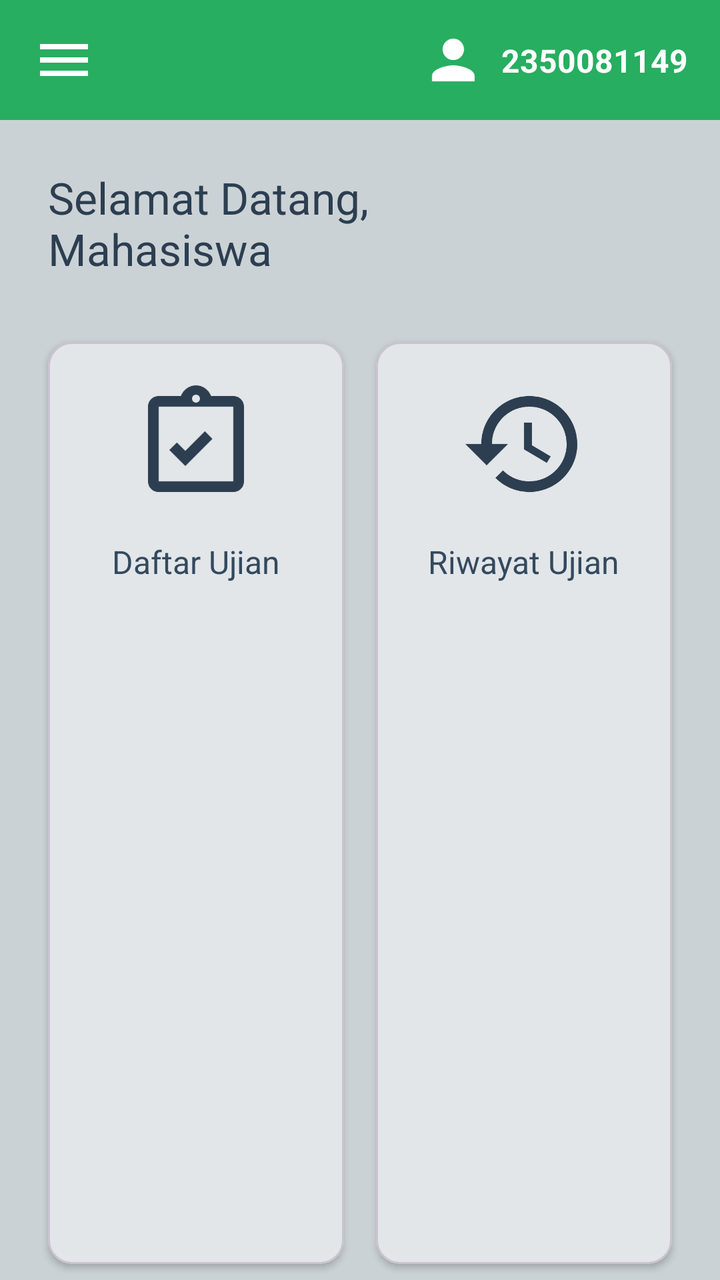
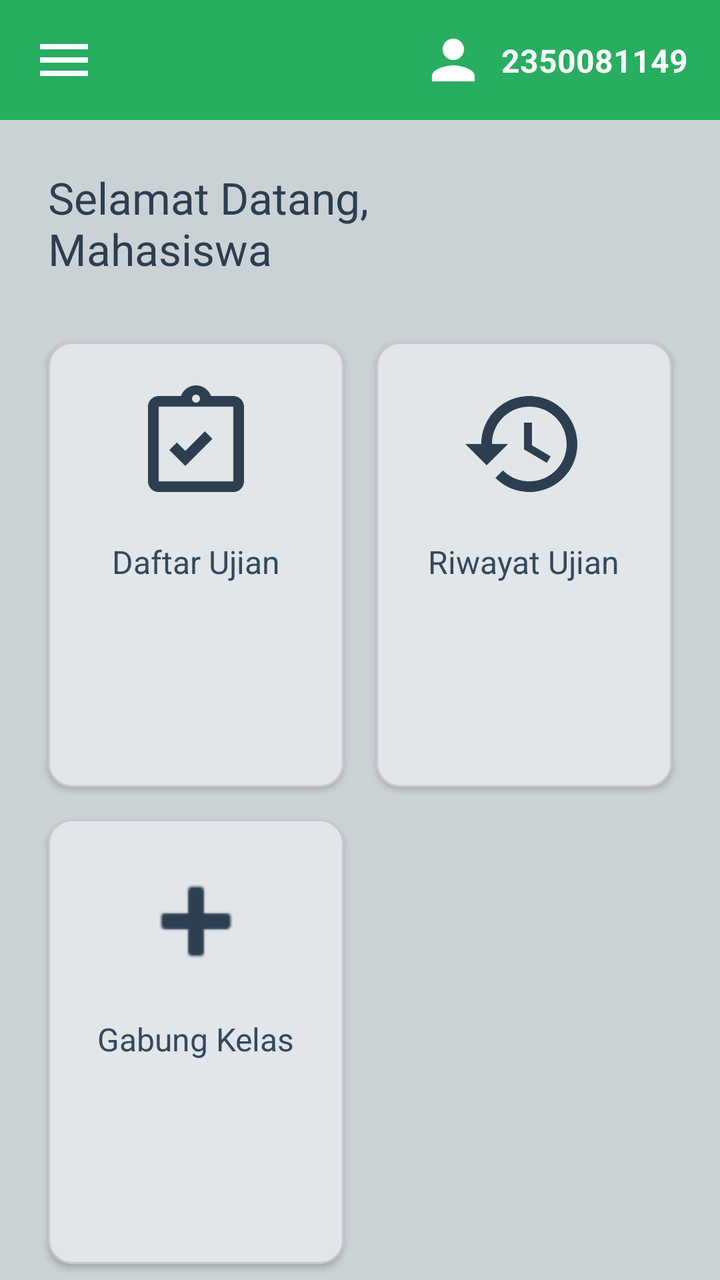

The first picture is an Android layout as it rendered before a commit; the second is the same layout after the commit. The layout source and the unified diff follow.
<!-- AndroidManifest.xml: application theme Theme.IFUnjaniExam -->
<!-- res/layout/activity_dashboard_mahasiswa.xml -->
<?xml version="1.0" encoding="utf-8"?>
<androidx.constraintlayout.widget.ConstraintLayout xmlns:android="http://schemas.android.com/apk/res/android"
    xmlns:app="http://schemas.android.com/apk/res-auto"
    xmlns:tools="http://schemas.android.com/tools"
    android:layout_width="match_parent"
    android:layout_height="match_parent"
    android:background="#cbd2d6"
    tools:context=".MahasiswaDashboardActivity">

    
    <androidx.constraintlayout.widget.ConstraintLayout
        android:id="@+id/topBar"
        android:layout_width="match_parent"
        android:layout_height="60dp"
        android:background="#27ae60"
        app:layout_constraintTop_toTopOf="parent">

        <ImageView
            android:id="@+id/ivMenu"
            android:layout_width="32dp"
            android:layout_height="32dp"
            android:layout_marginStart="16dp"
            android:src="@drawable/ic_menu"
            app:layout_constraintBottom_toBottomOf="parent"
            app:layout_constraintStart_toStartOf="parent"
            app:layout_constraintTop_toTopOf="parent"
            android:contentDescription="Menu" />

        <TextView
            android:id="@+id/tvNimHeader"
            android:layout_width="wrap_content"
            android:layout_height="wrap_content"
            android:layout_marginEnd="16dp"
            android:text="2350081149"
            android:textColor="@android:color/white"
            android:textSize="16sp"
            android:textStyle="bold"
            app:layout_constraintBottom_toBottomOf="parent"
            app:layout_constraintEnd_toEndOf="parent"
            app:layout_constraintTop_toTopOf="parent" />

        <ImageView
            android:id="@+id/ivPerson"
            android:layout_width="32dp"
            android:layout_height="32dp"
            android:layout_marginEnd="8dp"
            android:background="@drawable/ic_person"
            app:layout_constraintBottom_toBottomOf="parent"
            app:layout_constraintEnd_toStartOf="@+id/tvNimHeader"
            app:layout_constraintTop_toTopOf="parent"
            android:contentDescription="Profile" />
    </androidx.constraintlayout.widget.ConstraintLayout>

    
    <TextView
        android:id="@+id/tvWelcome"
        android:layout_width="0dp"
        android:layout_height="wrap_content"
        android:layout_margin="24dp"
        android:text="Selamat Datang,\nMahasiswa"
        android:textColor="#2c3e50"
        android:textSize="22sp"
        android:textStyle="normal"
        app:layout_constraintEnd_toEndOf="parent"
        app:layout_constraintStart_toStartOf="parent"
        app:layout_constraintTop_toBottomOf="@+id/topBar" />

    
    <GridLayout
        android:layout_width="match_parent"
        android:layout_height="0dp"
        android:layout_marginHorizontal="16dp"
        android:layout_marginTop="24dp"
        android:columnCount="2"
        android:rowCount="3"
        app:layout_constraintBottom_toBottomOf="parent"
        app:layout_constraintTop_toBottomOf="@+id/tvWelcome">

        
        <com.google.android.material.card.MaterialCardView
            android:id="@+id/cardDaftarUjian"
            android:layout_width="0dp"
            android:layout_height="wrap_content"
            android:layout_rowWeight="1"
            android:layout_columnWeight="1"
            android:layout_margin="8dp"
            app:cardBackgroundColor="#e2e6e9"
            app:cardCornerRadius="12dp"
            app:cardElevation="2dp">

            <LinearLayout
                android:layout_width="match_parent"
                android:layout_height="140dp"
                android:gravity="center"
                android:orientation="vertical"
                android:padding="16dp">

                <ImageView
                    android:layout_width="64dp"
                    android:layout_height="64dp"
                    android:src="@drawable/ic_assignment" />

                <TextView
                    android:layout_width="wrap_content"
                    android:layout_height="wrap_content"
                    android:layout_marginTop="16dp"
                    android:text="Daftar Ujian"
                    android:textColor="#34495e"
                    android:textSize="16sp" />
            </LinearLayout>
        </com.google.android.material.card.MaterialCardView>

        
        <com.google.android.material.card.MaterialCardView
            android:id="@+id/cardRiwayatUjian"
            android:layout_width="0dp"
            android:layout_height="wrap_content"
            android:layout_rowWeight="1"
            android:layout_columnWeight="1"
            android:layout_margin="8dp"
            app:cardBackgroundColor="#e2e6e9"
            app:cardCornerRadius="12dp"
            app:cardElevation="2dp">

            <LinearLayout
                android:layout_width="match_parent"
                android:layout_height="140dp"
                android:gravity="center"
                android:orientation="vertical"
                android:padding="16dp">

                <ImageView
                    android:layout_width="64dp"
                    android:layout_height="64dp"
                    android:src="@drawable/ic_history" />

                <TextView
                    android:layout_width="wrap_content"
                    android:layout_height="wrap_content"
                    android:layout_marginTop="16dp"
                    android:text="Riwayat Ujian"
                    android:textColor="#34495e"
                    android:textSize="16sp" />
            </LinearLayout>
        </com.google.android.material.card.MaterialCardView>

    </GridLayout>

</androidx.constraintlayout.widget.ConstraintLayout>
<!-- resources referenced by this layout -->
<resources>
  <!-- drawable ic_assignment (drawable) -->
  <vector xmlns:android="http://schemas.android.com/apk/res/android"
      android:width="48dp"
      android:height="48dp"
      android:viewportWidth="24"
      android:viewportHeight="24"
      android:tint="#2c3e50">
    <path
        android:fillColor="#FF000000"
        android:pathData="M19,3h-4.18C14.4,1.84 13.3,1 12,1S9.6,1.84 9.18,3H5C3.9,3 3,3.9 3,5v14c0,1.1 0.9,2 2,2h14c1.1,0 2,-0.9 2,-2V5C21,3.9 20.1,3 19,3zM12,2.75c0.41,0 0.75,0.34 0.75,0.75S12.41,4.25 12,4.25s-0.75,-0.34 -0.75,-0.75S11.59,2.75 12,2.75zM19,19H5V5h14V19zM15.08,11.03l-1.41,-1.41l-3.67,3.67l-1.58,-1.58l-1.42,1.41l3,3L15.08,11.03z"/>
  </vector>
  <!-- drawable ic_history (drawable) -->
  <vector xmlns:android="http://schemas.android.com/apk/res/android"
      android:width="48dp"
      android:height="48dp"
      android:viewportWidth="24"
      android:viewportHeight="24"
      android:tint="#2c3e50">
    <path
        android:fillColor="#FF000000"
        android:pathData="M13,3c-4.97,0 -9,4.03 -9,9H1l3.89,3.89l0.07,0.14L9,12H6c0,-3.87 3.13,-7 7,-7s7,3.13 7,7s-3.13,7 -7,7c-1.93,0 -3.68,-0.79 -4.94,-2.06l-1.42,1.42C8.27,19.99 10.51,21 13,21c4.97,0 9,-4.03 9,-9S17.97,3 13,3zm-1,5v5l4.28,2.54l0.72,-1.21l-3.5,-2.08V8H12z"/>
  </vector>
  <!-- drawable ic_menu (drawable) -->
  <vector xmlns:android="http://schemas.android.com/apk/res/android"
      android:width="24dp"
      android:height="24dp"
      android:viewportWidth="24"
      android:viewportHeight="24"
      android:tint="#FFFFFF">
    <path
        android:fillColor="#FF000000"
        android:pathData="M3,18h18v-2H3v2zm0,-5h18v-2H3v2zm0,-7v2h18V6H3z"/>
  </vector>
  <!-- drawable ic_person (drawable) -->
  <vector xmlns:android="http://schemas.android.com/apk/res/android"
      android:width="24dp"
      android:height="24dp"
      android:viewportWidth="24"
      android:viewportHeight="24"
      android:tint="#FFFFFF">
    <path
        android:fillColor="#FF000000"
        android:pathData="M12,12c2.21,0 4,-1.79 4,-4s-1.79,-4 -4,-4 -4,1.79 -4,4 1.79,4 4,4zm0,2c-2.67,0 -8,1.34 -8,4v2h16v-2c0,-2.66 -5.33,-4 -8,-4z"/>
  </vector>
  <style name="Theme.IFUnjaniExam" parent="Base.Theme.IFUnjaniExam" />
  <style name="Base.Theme.IFUnjaniExam" parent="Theme.Material3.DayNight.NoActionBar">
          
          
      </style>
</resources>

<!-- the commit's change to res/layout/activity_dashboard_mahasiswa.xml (unified diff, before → after) -->
@@ -144,6 +144,41 @@
             </LinearLayout>
         </com.google.android.material.card.MaterialCardView>
 
+        
+        <com.google.android.material.card.MaterialCardView
+            android:id="@+id/cardGabungKelas"
+            android:layout_width="0dp"
+            android:layout_height="wrap_content"
+            android:layout_rowWeight="1"
+            android:layout_columnWeight="1"
+            android:layout_margin="8dp"
+            app:cardBackgroundColor="#e2e6e9"
+            app:cardCornerRadius="12dp"
+            app:cardElevation="2dp">
+
+            <LinearLayout
+                android:layout_width="match_parent"
+                android:layout_height="140dp"
+                android:gravity="center"
+                android:orientation="vertical"
+                android:padding="16dp">
+
+                <ImageView
+                    android:layout_width="64dp"
+                    android:layout_height="64dp"
+                    android:src="@android:drawable/ic_input_add"
+                    app:tint="#2c3e50" />
+
+                <TextView
+                    android:layout_width="wrap_content"
+                    android:layout_height="wrap_content"
+                    android:layout_marginTop="16dp"
+                    android:text="Gabung Kelas"
+                    android:textColor="#34495e"
+                    android:textSize="16sp" />
+            </LinearLayout>
+        </com.google.android.material.card.MaterialCardView>
+
     </GridLayout>
 
 </androidx.constraintlayout.widget.ConstraintLayout>
